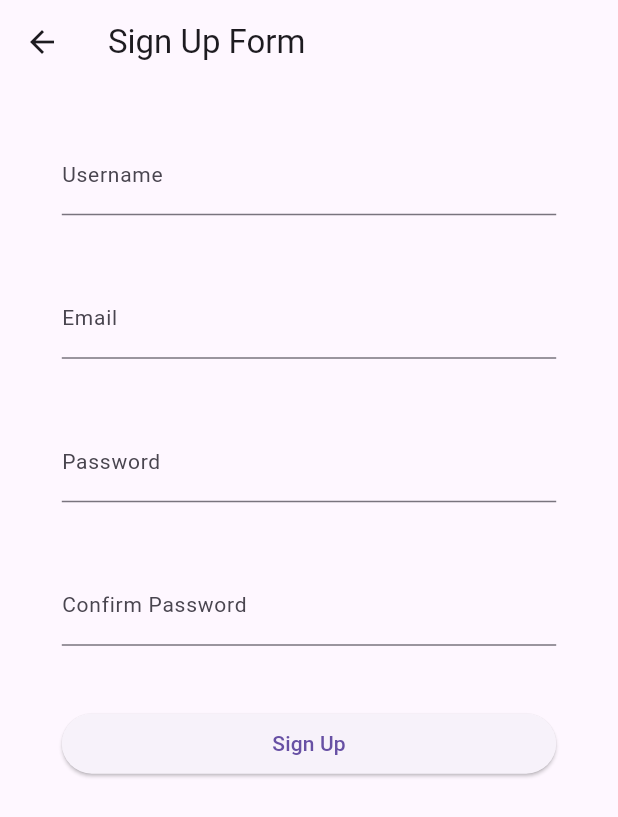
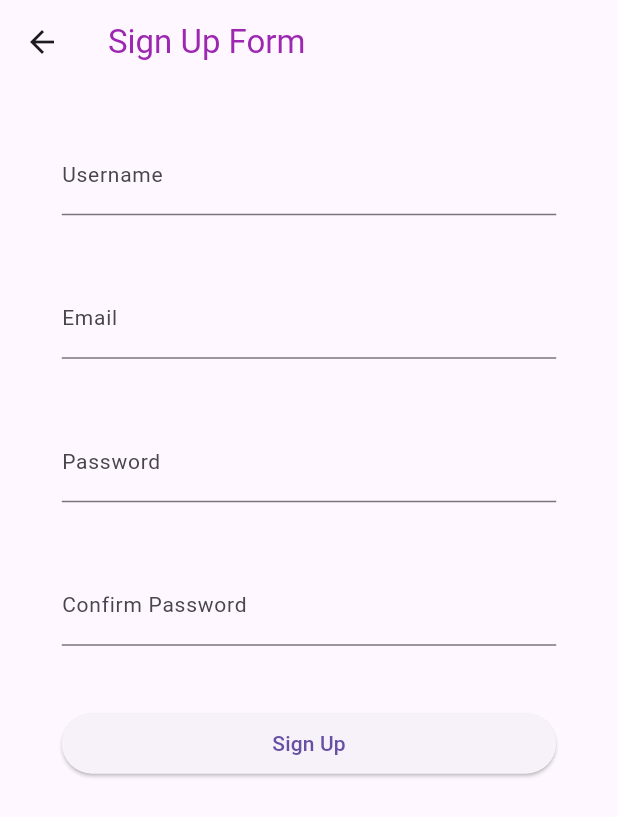
Before and after one commit to isra-khan/pokedexapp, a Flutter app: the SignUpForm screen opened directly, on a phone screen of 412 x 824 dp. Shown: the top 817 px of the screen. Run offline on Flutter 3.47's test engine with Material 3 defaults, Android fonts, the phone set to English and light mode, and no system bars; drawn by our look-alikes of flutter_form_builder; our stand-ins replace bloc, equatable, firebase_auth, firebase_core, flutter_bloc, fluttertoast and 2 more; accounts and stored records are empty.

Commit message:
push code

```diff
--- a/lib/repositories/pokemon_repositories.dart
+++ b/lib/repositories/pokemon_repositories.dart
@@ -1,5 +1,3 @@
-// pokemon_repository.dart
-// pokemon_repository.dart
 import 'dart:convert';
 import 'package:http/http.dart' as http;
 import 'package:pokedex/models/pokemon_model.dart';
--- a/lib/screens/favourite_screen.dart
+++ b/lib/screens/favourite_screen.dart
@@ -8,7 +8,10 @@ class FavoriteScreen extends StatelessWidget {
   Widget build(BuildContext context) {
     return Scaffold(
       appBar: AppBar(
-        title: Text('Favorite Pokemon'),
+        title: Text(
+          'Favorite Pokemon',
+          style: TextStyle(color: Colors.purple),
+        ),
       ),
       body: BlocBuilder<FavoriteCubit, FavoriteState>(
         builder: (context, state) {
--- a/lib/screens/sign_up_screen.dart
+++ b/lib/screens/sign_up_screen.dart
@@ -32,7 +32,10 @@ class SignUpForm extends StatelessWidget {
   Widget build(BuildContext context) {
     return Scaffold(
       appBar: AppBar(
-        title: Text('Sign Up Form'),
+        title: Text(
+          'Sign Up Form',
+          style: TextStyle(color: Colors.purple),
+        ),
       ),
       body: FormBuilder(
         autovalidateMode: AutovalidateMode.onUserInteraction,
```
